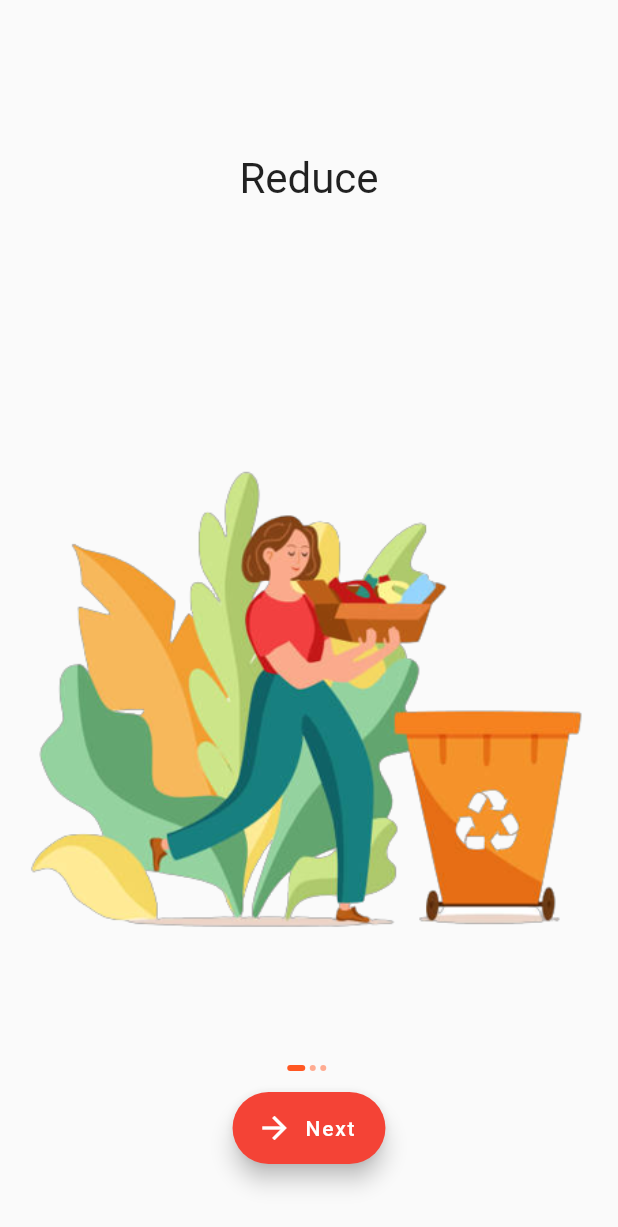
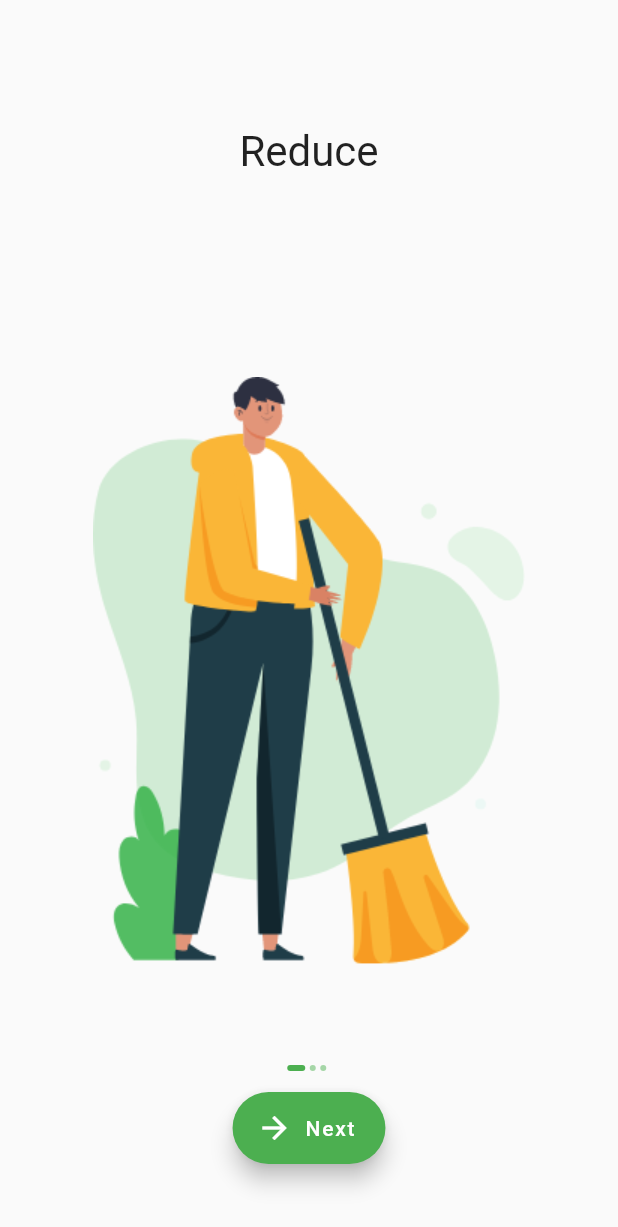
Before and after one commit to SalmaW/HOPEX_APP, a Flutter app: the screen it shows after launch, on a phone screen of 412 x 824 dp. Shown: the top 1227 px of the screen. Run offline on Flutter 3.47's test engine with Material 2 defaults, Android fonts, the phone set to English and light mode, and no system bars; our stand-ins replace flutter_spinkit.

Commit message:
changing the images for On Boarding screens and edit the files: app_images.dart and on_board_screens.dart

```diff
--- a/lib/config/app_images.dart
+++ b/lib/config/app_images.dart
@@ -2,7 +2,7 @@ import 'app_paths.dart';
 
 class AppImages{
   static const logo = "${AppPaths.logo_path}logo_no_background.png";
-  static const ob1 = "${AppPaths.ob1_path}ob1_removebg.png";
-  static const ob2 = "${AppPaths.ob2_path}ob2_removebg.png";
-  static const ob3 = "${AppPaths.ob3_path}ob3_removebg.png";
+  static const ob1 = "${AppPaths.ob1_path}ob1.png";
+  static const ob2 = "${AppPaths.ob2_path}ob2.png";
+  static const ob3 = "${AppPaths.ob3_path}ob3.png";
 }
--- a/lib/views/screens/01.intro/on_board_screens.dart
+++ b/lib/views/screens/01.intro/on_board_screens.dart
@@ -70,6 +70,7 @@ class _OnBoardingScreenState extends State<OnBoardingScreen> {
                   );
                 },
                 label: Text('Next'),
+                backgroundColor: Colors.green,
                 icon: Icon(Icons.arrow_forward),
               ),
               const SizedBox(
@@ -98,7 +99,7 @@ class DotIndicator extends StatelessWidget {
       width: isActive ? 12 : 4,
       height: 4,
       decoration: BoxDecoration(
-        color: isActive ? Colors.deepOrange : Colors.deepOrange[200],
+        color: isActive ? Colors.green: Colors.green[200],
         borderRadius: const BorderRadius.all(Radius.circular(12)),
       ),
       // child: ,
@@ -116,9 +117,9 @@ class OnBoard {
 }
 
 final List<OnBoard> data_screen = [
-  OnBoard(picName: "${AppPaths.ob1_path}ob1_removebg.png", title: "Reduce"),
-  OnBoard(picName: "${AppPaths.ob2_path}ob2_removebg.png", title: "Recycle"),
-  OnBoard(picName: "${AppPaths.ob3_path}ob3_removebg.png", title: "Cash Back"),
+  OnBoard(picName: "${AppPaths.ob1_path}ob1.png", title: "Reduce"),
+  OnBoard(picName: "${AppPaths.ob2_path}ob2.png", title: "Recycle"),
+  OnBoard(picName: "${AppPaths.ob3_path}ob3.png", title: "Cash Back"),
 ];
 
 class OnBoardContent extends StatelessWidget {
```
Also changed, not shown: assets/images/login.png (added), assets/images/ob1.png (added), assets/images/ob2.png (added), assets/images/ob3.png (added).
